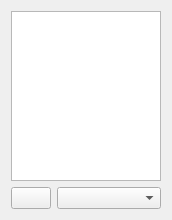
Qt form MapVectorization/map-app/classificwidget.ui (YulyIllarionov/MapVectorization) before a commit.
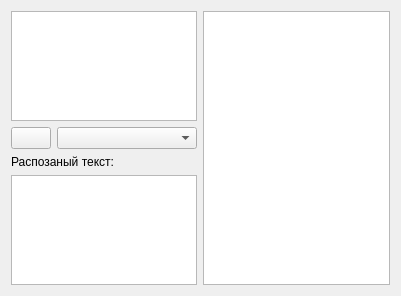
The same form after that commit. Icons and pictures are not drawn.

What changed in the file:
```diff
--- a/MapVectorization/map-app/classificwidget.ui
+++ b/MapVectorization/map-app/classificwidget.ui
@@ -6,13 +6,15 @@
    <rect>
     <x>0</x>
     <y>0</y>
-    <width>172</width>
-    <height>220</height>
+    <width>401</width>
+    <height>296</height>
    </rect>
   </property>
   <property name="windowTitle">
    <string>Form</string>
   </property>
+  <layout class="QHBoxLayout" name="horizontalLayout_2">
+   <item>
   <layout class="QVBoxLayout" name="verticalLayout">
    <item>
     <widget class="QListWidget" name="listWidget"/>
@@ -43,6 +45,32 @@
       <widget class="QComboBox" name="comboBox"/>
      </item>
     </layout>
+     </item>
+     <item>
+      <widget class="QLabel" name="label">
+       <property name="text">
+        <string>Распозаный текст:</string>
+       </property>
+      </widget>
+     </item>
+     <item>
+      <widget class="QPlainTextEdit" name="plainTextEdit">
+       <property name="enabled">
+        <bool>true</bool>
+       </property>
+       <property name="readOnly">
+        <bool>true</bool>
+       </property>
+      </widget>
+     </item>
+    </layout>
+   </item>
+   <item>
+    <widget class="QListWidget" name="listWidget_2">
+     <property name="selectionMode">
+      <enum>QAbstractItemView::MultiSelection</enum>
+     </property>
+    </widget>
    </item>
   </layout>
  </widget>
```
Lines whose indentation alone changed are shown as unchanged.
